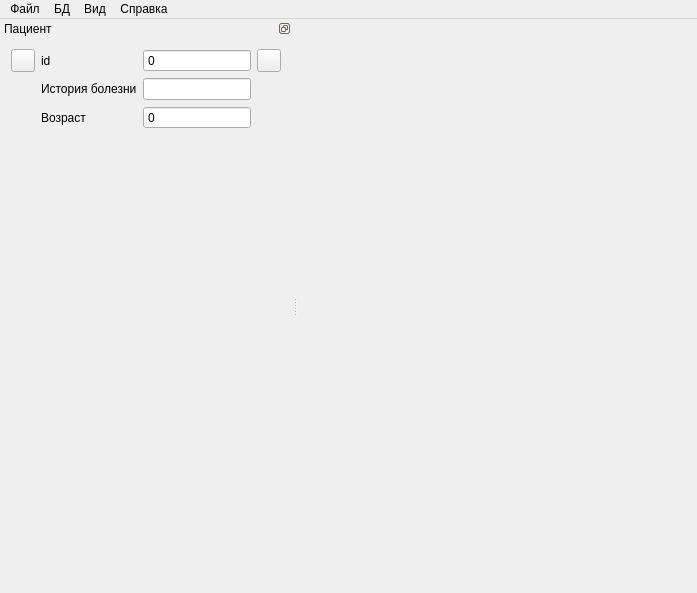
First picture: the form in mainwindow.ui, repository gurmaaan/AtlasKidney, before the edit.
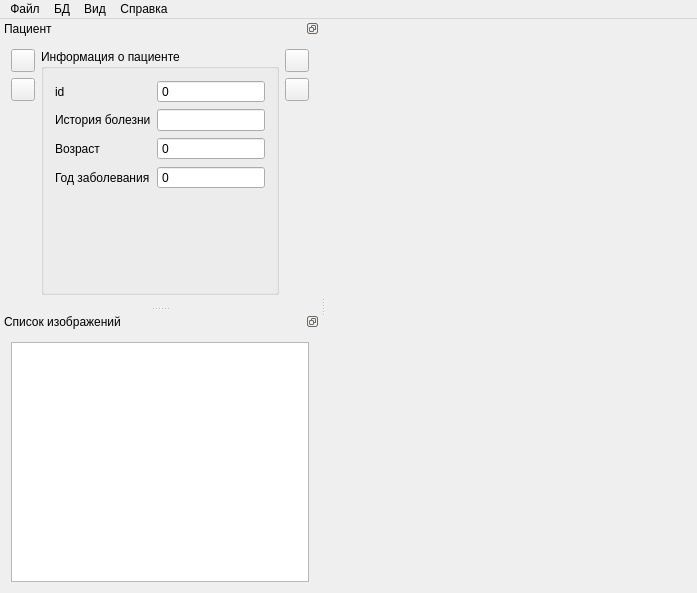
Second picture: the form after the edit. Icons and pictures are not drawn. Custom widgets are drawn as their Qt base class.

The edit to the form file:
```diff
--- a/mainwindow.ui
+++ b/mainwindow.ui
@@ -75,7 +75,7 @@
    </property>
    <property name="minimumSize">
     <size>
-     <width>230</width>
+     <width>254</width>
      <height>238</height>
     </size>
    </property>
@@ -91,10 +91,8 @@
    <attribute name="dockWidgetArea">
     <number>1</number>
    </attribute>
-   <widget class="QWidget" name="dockWidgetContents">
-    <layout class="QVBoxLayout" name="verticalLayout_4">
-     <item>
-      <layout class="QHBoxLayout" name="patient_h_layout">
+   <widget class="QWidget" name="patientContent_dock">
+    <layout class="QHBoxLayout" name="horizontalLayout">
        <item>
         <layout class="QVBoxLayout" name="previousPatient_v_layout">
          <item>
@@ -108,6 +106,17 @@
            </property>
           </widget>
          </item>
+       <item>
+        <widget class="QToolButton" name="firstPatient_btn">
+         <property name="text">
+          <string/>
+         </property>
+         <property name="icon">
+          <iconset resource="resource.qrc">
+           <normaloff>:/icons/icons/first.png</normaloff>:/icons/icons/first.png</iconset>
+         </property>
+        </widget>
+       </item>
          <item>
           <spacer name="prevPatient_v_layout">
            <property name="orientation">
@@ -124,7 +133,11 @@
         </layout>
        </item>
        <item>
-        <layout class="QFormLayout" name="patient_form_layout">
+      <widget class="QGroupBox" name="groupBox">
+       <property name="title">
+        <string>Информация о пациенте</string>
+       </property>
+       <layout class="QFormLayout" name="formLayout">
          <item row="0" column="0">
           <widget class="QLabel" name="id_label">
            <property name="text">
@@ -149,6 +162,9 @@
            </property>
           </widget>
          </item>
+        <item row="1" column="1">
+         <widget class="QLineEdit" name="medicalHistory_le"/>
+        </item>
          <item row="2" column="0">
           <widget class="QLabel" name="age_label">
            <property name="text">
@@ -166,10 +182,25 @@
            </property>
           </widget>
          </item>
-         <item row="1" column="1">
-          <widget class="QLineEdit" name="medicalHistory_le"/>
-         </item>
-        </layout>
+        <item row="3" column="0">
+         <widget class="QLabel" name="failDate_lbl">
+          <property name="text">
+           <string>Год заболевания</string>
+          </property>
+         </widget>
+        </item>
+        <item row="3" column="1">
+         <widget class="QSpinBox" name="failDate_spin">
+          <property name="readOnly">
+           <bool>true</bool>
+          </property>
+          <property name="buttonSymbols">
+           <enum>QAbstractSpinBox::NoButtons</enum>
+          </property>
+         </widget>
+        </item>
+       </layout>
+      </widget>
        </item>
        <item>
         <layout class="QVBoxLayout" name="patient_box_v_layout">
@@ -184,6 +215,17 @@
            </property>
           </widget>
          </item>
+       <item>
+        <widget class="QToolButton" name="lastPatient_Btn">
+         <property name="text">
+          <string/>
+         </property>
+         <property name="icon">
+          <iconset resource="resource.qrc">
+           <normaloff>:/icons/icons/last.png</normaloff>:/icons/icons/last.png</iconset>
+         </property>
+        </widget>
+       </item>
          <item>
           <spacer name="nextPatient_v_spacer">
            <property name="orientation">
@@ -200,6 +242,25 @@
         </layout>
        </item>
       </layout>
+   </widget>
+  </widget>
+  <widget class="QDockWidget" name="imgList_dock">
+   <property name="features">
+    <set>QDockWidget::DockWidgetFloatable|QDockWidget::DockWidgetMovable</set>
+   </property>
+   <property name="allowedAreas">
+    <set>Qt::BottomDockWidgetArea|Qt::LeftDockWidgetArea|Qt::RightDockWidgetArea</set>
+   </property>
+   <property name="windowTitle">
+    <string>Список изображений</string>
+   </property>
+   <attribute name="dockWidgetArea">
+    <number>1</number>
+   </attribute>
+   <widget class="QWidget" name="imgList_dockContent">
+    <layout class="QVBoxLayout" name="verticalLayout">
+     <item>
+      <widget class="QListView" name="imgList_listView"/>
      </item>
     </layout>
    </widget>
```
Left out of the diff: 66 changed lines with no effect on the pictures. Lines whose indentation alone changed are shown as unchanged.
